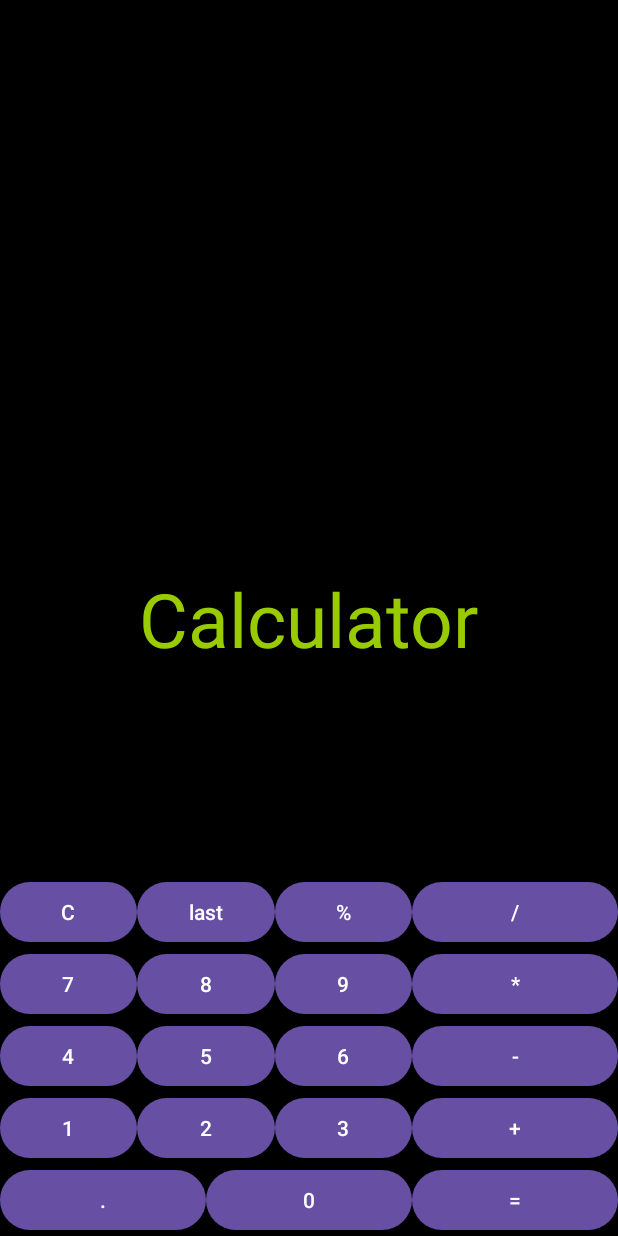
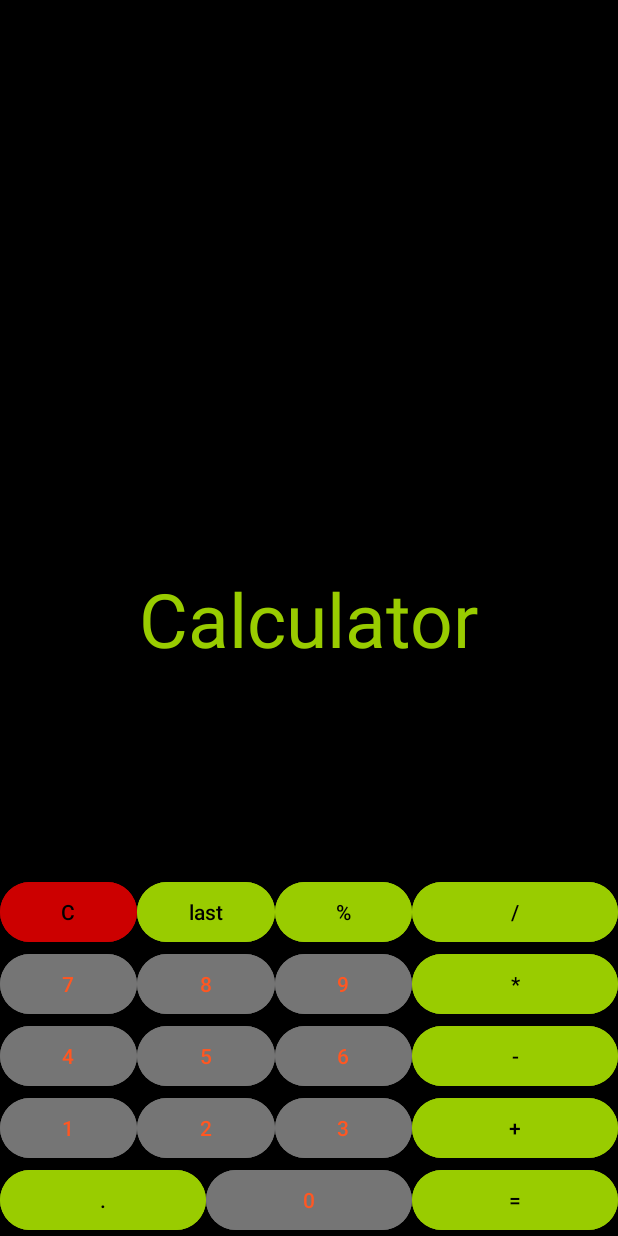
Before and after one commit to StanislavOvcharenko/Calculator, an Android app: the screen it shows after launch (MainActivity), on a phone screen of 412 x 824 dp. Run offline under Robolectric (Android 15) with nearby library versions, the phone set to English and light mode, and no system bars.

Commit message:
change collor all buttons

```diff
--- a/app/src/main/res/layout/activity_main.xml
+++ b/app/src/main/res/layout/activity_main.xml
@@ -16,6 +16,8 @@
         android:id="@+id/pointButton"
         android:layout_width="0dp"
         android:layout_height="wrap_content"
+        android:textColor="@color/black"
+        android:backgroundTint="@android:color/holo_green_light"
         android:text="."
         app:layout_constraintBottom_toBottomOf="parent"
         app:layout_constraintLeft_toLeftOf="parent"
@@ -25,6 +27,8 @@
         android:id="@+id/zeroButton"
         android:layout_width="0dp"
         android:layout_height="wrap_content"
+        android:textColor="#FF5722"
+        android:backgroundTint="#757575"
         android:text="0"
         app:layout_constraintBottom_toBottomOf="parent"
         app:layout_constraintLeft_toRightOf="@+id/pointButton"
@@ -35,6 +39,8 @@
         android:id="@+id/equalButton"
         android:layout_width="0dp"
         android:layout_height="wrap_content"
+        android:backgroundTint="@android:color/holo_green_light"
+        android:textColor="@color/black"
         android:text="="
         app:layout_constraintBottom_toBottomOf="parent"
         app:layout_constraintLeft_toRightOf="@+id/zeroButton"
@@ -46,6 +52,8 @@
         android:id="@+id/oneButton"
         android:layout_width="0dp"
         android:layout_height="wrap_content"
+        android:textColor="#FF5722"
+        android:backgroundTint="#757575"
         android:text="1"
         app:layout_constraintBottom_toTopOf="@id/pointButton"
         app:layout_constraintLeft_toLeftOf="parent"
@@ -56,6 +64,8 @@
         android:id="@+id/twoButton"
         android:layout_width="0dp"
         android:layout_height="wrap_content"
+        android:textColor="#FF5722"
+        android:backgroundTint="#757575"
         android:text="2"
         app:layout_constraintBottom_toTopOf="@id/zeroButton"
         app:layout_constraintLeft_toRightOf="@+id/oneButton"
@@ -65,6 +75,8 @@
         android:id="@+id/threeButton"
         android:layout_width="0dp"
         android:layout_height="wrap_content"
+        android:textColor="#FF5722"
+        android:backgroundTint="#757575"
         android:text="3"
         app:layout_constraintBottom_toTopOf="@id/zeroButton"
         app:layout_constraintLeft_toRightOf="@+id/twoButton"
@@ -74,6 +86,8 @@
         android:id="@+id/plusButton"
         android:layout_width="0dp"
         android:layout_height="wrap_content"
+        android:backgroundTint="@android:color/holo_green_light"
+        android:textColor="@color/black"
         android:text="+"
         app:layout_constraintBottom_toTopOf="@id/equalButton"
         app:layout_constraintLeft_toRightOf="@+id/zeroButton"
@@ -85,6 +99,8 @@
         android:id="@+id/fourButton"
         android:layout_width="0dp"
         android:layout_height="wrap_content"
+        android:textColor="#FF5722"
+        android:backgroundTint="#757575"
         android:text="4"
         app:layout_constraintBottom_toTopOf="@id/oneButton"
         app:layout_constraintLeft_toLeftOf="parent"
@@ -95,6 +111,8 @@
         android:id="@+id/fiveButton"
         android:layout_width="0dp"
         android:layout_height="wrap_content"
+        android:textColor="#FF5722"
+        android:backgroundTint="#757575"
         android:text="5"
         app:layout_constraintBottom_toTopOf="@id/twoButton"
         app:layout_constraintLeft_toRightOf="@id/fourButton"
@@ -104,6 +122,8 @@
         android:id="@+id/sixButton"
         android:layout_width="0dp"
         android:layout_height="wrap_content"
+        android:textColor="#FF5722"
+        android:backgroundTint="#757575"
         android:text="6"
         app:layout_constraintBottom_toTopOf="@id/threeButton"
         app:layout_constraintLeft_toRightOf="@id/fiveButton"
@@ -113,6 +133,8 @@
         android:id="@+id/minusButton"
         android:layout_width="0dp"
         android:layout_height="wrap_content"
+        android:backgroundTint="@android:color/holo_green_light"
+        android:textColor="@color/black"
         android:text="-"
         app:layout_constraintBottom_toTopOf="@id/plusButton"
         app:layout_constraintLeft_toLeftOf="@id/plusButton"
@@ -125,6 +147,8 @@
         android:id="@+id/sevenButton"
         android:layout_width="0dp"
         android:layout_height="wrap_content"
+        android:textColor="#FF5722"
+        android:backgroundTint="#757575"
         android:text="7"
         app:layout_constraintBottom_toTopOf="@id/fourButton"
         app:layout_constraintLeft_toLeftOf="parent"
@@ -134,15 +158,20 @@
         android:id="@+id/eightButton"
         android:layout_width="0dp"
         android:layout_height="wrap_content"
+        android:textColor="#FF5722"
+        android:backgroundTint="#757575"
         android:text="8"
         app:layout_constraintBottom_toTopOf="@id/fiveButton"
         app:layout_constraintLeft_toRightOf="@id/fourButton"
         app:layout_constraintRight_toRightOf="@+id/twoButton" />
 
+
     <Button
         android:id="@+id/nineButton"
         android:layout_width="0dp"
         android:layout_height="wrap_content"
+        android:textColor="#FF5722"
+        android:backgroundTint="#757575"
         android:text="9"
         app:layout_constraintBottom_toTopOf="@id/sixButton"
         app:layout_constraintLeft_toLeftOf="@id/sixButton"
@@ -153,6 +182,8 @@
         android:id="@+id/multiplyButton"
         android:layout_width="0dp"
         android:layout_height="wrap_content"
+        android:backgroundTint="@android:color/holo_green_light"
+        android:textColor="@color/black"
         android:text="*"
         app:layout_constraintBottom_toTopOf="@id/minusButton"
         app:layout_constraintLeft_toLeftOf="@id/minusButton"
@@ -165,6 +196,8 @@
         android:id="@+id/deleteAllButton"
         android:layout_width="0dp"
         android:layout_height="wrap_content"
+        android:backgroundTint="@android:color/holo_red_dark"
+        android:textColor="@color/black"
         android:text="C"
         app:layout_constraintBottom_toTopOf="@id/sevenButton"
         app:layout_constraintLeft_toLeftOf="parent"
@@ -174,6 +207,8 @@
         android:id="@+id/backSpaceButton"
         android:layout_width="0dp"
         android:layout_height="wrap_content"
+        android:backgroundTint="@android:color/holo_green_light"
+        android:textColor="@color/black"
         android:text="last"
         app:layout_constraintBottom_toTopOf="@id/eightButton"
         app:layout_constraintLeft_toLeftOf="@id/eightButton"
@@ -183,6 +218,8 @@
         android:id="@+id/percentButton"
         android:layout_width="0dp"
         android:layout_height="wrap_content"
+        android:backgroundTint="@android:color/holo_green_light"
+        android:textColor="@color/black"
         android:text="%"
         app:layout_constraintBottom_toTopOf="@id/nineButton"
         app:layout_constraintLeft_toLeftOf="@id/nineButton"
@@ -192,6 +229,8 @@
         android:id="@+id/divideButton"
         android:layout_width="0dp"
         android:layout_height="wrap_content"
+        android:backgroundTint="@android:color/holo_green_light"
+        android:textColor="@color/black"
         android:text="/"
         app:layout_constraintBottom_toTopOf="@id/multiplyButton"
         app:layout_constraintLeft_toLeftOf="@id/multiplyButton"
@@ -203,7 +242,7 @@
         android:layout_height="wrap_content"
         android:text="Calculator"
         android:textColor="@android:color/holo_green_light"
-        android:textSize="50dp"
+        android:textSize="50sp"
         app:layout_constraintBottom_toBottomOf="parent"
         app:layout_constraintEnd_toEndOf="parent"
         app:layout_constraintStart_toStartOf="parent"
```
